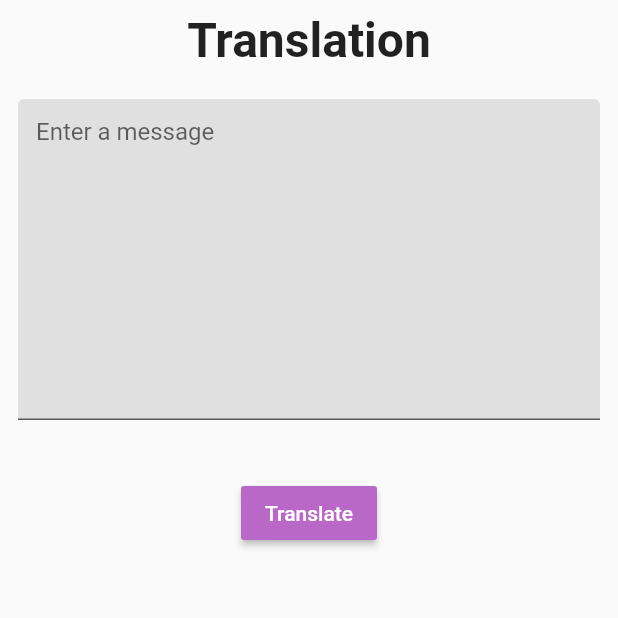
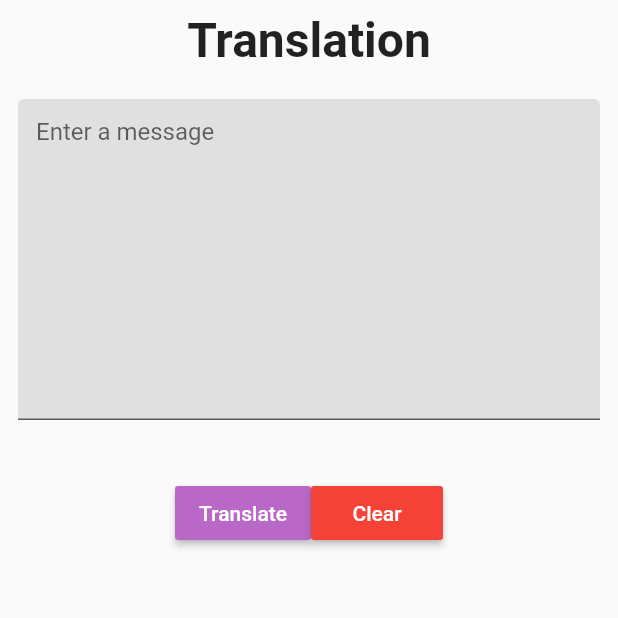
Before and after one commit to imdigitalashish/LearnMate2.0, a Flutter app: the TranslationHindi screen opened directly, on a phone screen of 412 x 824 dp, the top half of it. Run offline on Flutter 3.47's test engine with Material 2 defaults, Android fonts, the phone set to English and light mode, and no system bars; our stand-ins replace get, shared_preferences; missing offline and left inert: translator; accounts and stored records are empty; network calls fail.

Commit message:
FIXED BUGS IN HINDI TRANSLATION

```diff
--- a/learnmate/lib/screens/home_screens/study/learnhindi.dart
+++ b/learnmate/lib/screens/home_screens/study/learnhindi.dart
@@ -139,21 +139,48 @@ class _TranslationHindiState extends State<TranslationHindi> {
                 ),
               ),
             ),
+            Row(
+              mainAxisAlignment: MainAxisAlignment.center,
+              children: [
                 RaisedButton(
                   child: Text("Translate"),
                   color: Colors.purple[300],
                   textColor: Colors.white,
                   onPressed: () async {
                     final translator = GoogleTranslator();
-                final text =
-                    await translator.translate(translateText.text, to: 'hi');
+                    final text = await translator.translate(translateText.text,
+                        to: 'hi');
                     setState(() {
                       data = text.toString();
                     });
                   },
                 ),
-            SingleChildScrollView(
-              child: Text(data),
+                RaisedButton(
+                  child: Text("Clear"),
+                  color: Colors.red,
+                  textColor: Colors.white,
+                  onPressed: () {
+                    setState(() {
+                      this.translateText.text = "";
+                    });
+                  },
+                ),
+              ],
+            ),
+            Expanded(
+              flex: 1,
+              child: SingleChildScrollView(
+                scrollDirection: Axis.vertical,
+                child: Padding(
+                  padding: const EdgeInsets.all(16.0),
+                  child: Text(
+                    data,
+                    style: TextStyle(
+                      fontSize: 17,
+                    ),
+                  ),
+                ),
+              ),
             )
           ],
         ),
```
Also changed, not shown: learnmate/pubspec.lock. Lines whose indentation alone changed are shown as unchanged.
